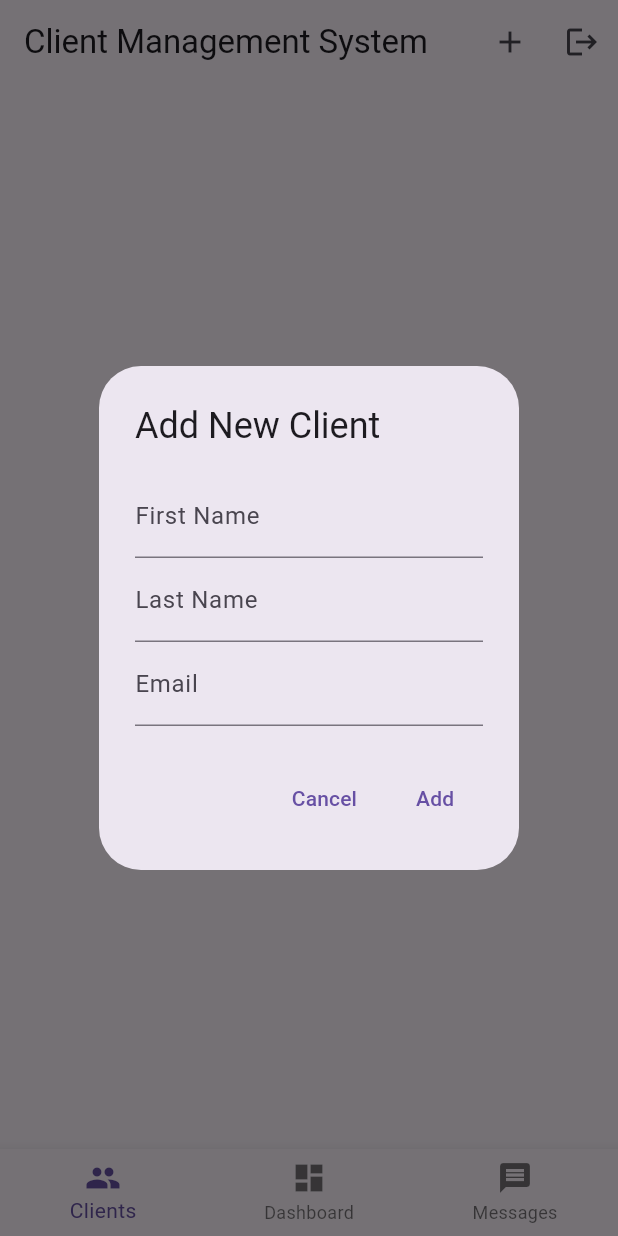
After one commit to Samuel-J-Mathew/Overload--Workout-Nutrition-Weight-Tracker-ClientSide, a Flutter app: the screen it shows once a user with an empty profile is signed in, after a tap on the "add" icon, on a phone screen of 412 x 824 dp. The commit adds this screen. Run offline on Flutter 3.47's test engine with Material 3 defaults, Android fonts, the phone set to English and light mode, and no system bars; our stand-ins replace cloud_firestore, dropdown_button2, dropdown_search, firebase_auth, firebase_core, fl_chart and 7 more; missing offline and left inert: barcode_scan2, excel; accounts and stored records are empty; network calls fail.

Commit message:
Fixed Nav Bar

```diff
--- /dev/null
+++ b/lib/WebAPP/ClientManagementApp.dart
@@ -0,0 +1,187 @@
+import 'package:cloud_firestore/cloud_firestore.dart';
+import 'package:firebase_auth/firebase_auth.dart';
+import 'package:flutter/material.dart';
+import 'package:firebase_core/firebase_core.dart';
+
+import 'DashboardPage.dart';
+import 'MessagesPage.dart';
+import 'ClientOverviewPage.dart';
+
+class ClientManagementApp extends StatefulWidget {
+  @override
+  _ClientManagementAppState createState() => _ClientManagementAppState();
+}
+
+class _ClientManagementAppState extends State<ClientManagementApp> {
+  int _selectedIndex = 0;
+  List<Map<String, dynamic>> clients = [];
+  final emailController = TextEditingController();
+  final firstNameController = TextEditingController();
+  final lastNameController = TextEditingController();
+  String coachId = '';
+
+  List<Widget> _pages = [];
+
+  @override
+  void initState() {
+    super.initState();
+    fetchClients();
+    // Initialize pages once clients are fetched
+    _pages = [
+      ClientsPage(),  // This will be dynamically updated when clients are fetched
+      DashboardPage(),
+      MessagesPage(),
+    ];
+  }
+
+  Future<void> fetchClients() async {
+    coachId = FirebaseAuth.instance.currentUser?.uid ?? "";
+    var coachRef = FirebaseFirestore.instance.collection('coaches').doc(coachId);
+    var snapshot = await coachRef.collection('clients').get();
+    var fetchedClients = snapshot.docs.map((doc) => doc.data() as Map<String, dynamic>).toList();
+    setState(() {
+      clients = fetchedClients;
+      // Update the ClientsPage with the fetched clients
+      _pages[0] = ClientsPage(clients: clients);
+    });
+  }
+
+  Future<void> _addClient() async {
+    Navigator.of(context).pop(); // Close the dialog
+    try {
+      var userCredential = await FirebaseAuth.instance.createUserWithEmailAndPassword(
+        email: emailController.text,
+        password: "defaultPassword123", // Consider a more secure handling method
+      );
+      var clientData = {
+        'first name': firstNameController.text,
+        'last name': lastNameController.text,
+        'email': emailController.text,
+        'uid': userCredential.user!.uid,
+      };
+      await FirebaseFirestore.instance.collection('coaches').doc(coachId)
+          .collection('clients').doc(userCredential.user!.uid).set(clientData);
+      await FirebaseFirestore.instance.collection('users').doc(userCredential.user!.uid).set(clientData);
+
+      setState(() {
+        clients.add(clientData);
+        // Update the ClientsPage with the new list of clients
+        _pages[0] = ClientsPage(clients: clients);
+        firstNameController.clear();
+        lastNameController.clear();
+        emailController.clear();
+      });
+    } catch (e) {
+      showDialog(
+        context: context,
+        builder: (context) => AlertDialog(
+          title: Text("Failed to create client"),
+          content: Text(e.toString()),
+          actions: [
+            TextButton(
+              child: Text('OK'),
+              onPressed: () => Navigator.of(context).pop(),
+            ),
+          ],
+        ),
+      );
+    }
+  }
+
+  void _showAddClientDialog() {
+    showDialog(
+      context: context,
+      builder: (context) => AlertDialog(
+        title: Text("Add New Client"),
+        content: Column(
+          mainAxisSize: MainAxisSize.min,
+          children: [
+            TextField(
+              controller: firstNameController,
+              decoration: InputDecoration(labelText: 'First Name'),
+            ),
+            TextField(
+              controller: lastNameController,
+              decoration: InputDecoration(labelText: 'Last Name'),
+            ),
+            TextField(
+              controller: emailController,
+              decoration: InputDecoration(labelText: 'Email'),
+            ),
+          ],
+        ),
+        actions: [
+          TextButton(
+            child: Text('Cancel'),
+            onPressed: () => Navigator.of(context).pop(),
+          ),
+          TextButton(
+            child: Text('Add'),
+            onPressed: _addClient,
+          ),
+        ],
+      ),
+    );
+  }
+
+  @override
+  Widget build(BuildContext context) {
+    return Scaffold(
+      appBar: AppBar(
+        title: Text('Client Management System'),
+        actions: [
+          IconButton(
+            icon: Icon(Icons.add),
+            onPressed: _showAddClientDialog,
+          ),
+          IconButton(
+            icon: Icon(Icons.logout),
+            onPressed: () => FirebaseAuth.instance.signOut(),
+          ),
+        ],
+      ),
+      body: _pages.elementAt(_selectedIndex),  // Update this line
+      bottomNavigationBar: BottomNavigationBar(
+        items: const <BottomNavigationBarItem>[
+          BottomNavigationBarItem(icon: Icon(Icons.people), label: 'Clients'),
+          BottomNavigationBarItem(icon: Icon(Icons.dashboard), label: 'Dashboard'),
+          BottomNavigationBarItem(icon: Icon(Icons.message), label: 'Messages'),
+        ],
+        currentIndex: _selectedIndex,
+        onTap: (int index) {
+          setState(() {
+            _selectedIndex = index;
+          });
+        },
+      ),
+    );
+  }
+}
+
+class ClientsPage extends StatelessWidget {
+  final List<Map<String, dynamic>> clients;
+
+  ClientsPage({this.clients = const []});
+
+  @override
+  Widget build(BuildContext context) {
+    return ListView(
+      children: clients.map((client) => ListTile(
+        title: Text(client['first name'] + " " + client['last name']),
+        subtitle: Text(client['email']),
+        onTap: () {
+          Navigator.push(
+            context,
+            MaterialPageRoute(
+                builder: (context) => ClientOverviewPage(
+                  clientId: client['uid'],
+                  clientName: client['first name'] + " " + client['last name'],
+                  clientEmail: client['email'],
+                )
+            ),
+          );
+        },
+      )).toList(),
+    );
+  }
+}
--- a/lib/WebAPP/ClientOverviewPage.dart
+++ b/lib/WebAPP/ClientOverviewPage.dart
@@ -36,7 +36,7 @@ class ClientOverviewPage extends StatelessWidget {
           children: [
             _buildOverviewTab(),
             TrainingPage(),
-            NutritionPage(),
+            NutritionPage(uid: clientId ,),
             MetricsPage(),
           ],
         ),
--- a/lib/WebAPP/NutritionPage.dart
+++ b/lib/WebAPP/NutritionPage.dart
@@ -8,6 +8,10 @@ import 'package:cloud_firestore/cloud_firestore.dart';
 import 'package:firebase_auth/firebase_auth.dart';
 
 class NutritionPage extends StatefulWidget {
+  final String uid;
+
+  NutritionPage({required this.uid});
+
   @override
   _NutritionPageState createState() => _NutritionPageState();
 }
@@ -32,7 +36,7 @@ class _NutritionPageState extends State<NutritionPage> {
     var startOfWeek = DateTime(focusedDay.year, focusedDay.month,
         focusedDay.day - (focusedDay.weekday - 1));
     var endOfWeek = startOfWeek.add(Duration(days: 6));
-    var uid = '5OhDAb13Yxa6nyI0qcUjjMjQvCu1';
+    var uid = widget.uid;
 
     if (uid == null) {
       setState(() {
--- a/lib/pages/auth_page.dart
+++ b/lib/pages/auth_page.dart
@@ -1,7 +1,11 @@
 import 'package:firebase_auth/firebase_auth.dart';
 import 'package:flutter/material.dart';
+import 'package:gymapp/WebAPP/ClientManagementApp.dart';
+import 'package:gymapp/WebAPP/WebappHomePage.dart';
 import 'package:gymapp/pages/webAppDataAnalysis.dart';
-import '../WebAPP/MyApp.dart';
+
+import 'package:gymapp/WebAPP/MyApp.dart' as homeApp;
+
 import 'ExerciseLogPage.dart';
 import 'LoginOrRegisterPage.dart';
 import 'login_page.dart';
@@ -18,7 +22,7 @@ class AuthPage extends StatelessWidget {
         builder: (context, snapshot) {
           // user is logged in
           if (snapshot.hasData) {
-            return MyApp();
+            return ClientManagementApp();
           }
 
           // user is NOT logged in
--- a/pubspec.yaml
+++ b/pubspec.yaml
@@ -58,6 +58,7 @@ dependencies:
   firebase_auth: ^5.4.1
   google_sign_in: ^6.2.2
   syncfusion_flutter_charts: ^21.2.4
+  cloud_functions: ^5.3.2
 dev_dependencies:
   flutter_test:
     sdk: flutter
```
Also changed, not shown: lib/WebAPP/MyApp.dart (+17 -0 lines), firebase.json, pubspec.lock, 1 other file.
